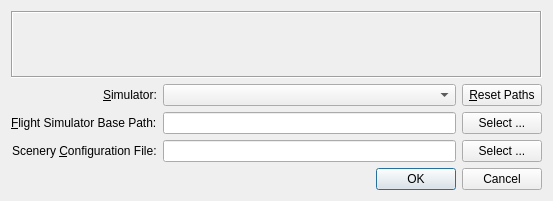
Qt form src/db/databasedialog.ui (albar965/littlenavmap) before a commit.
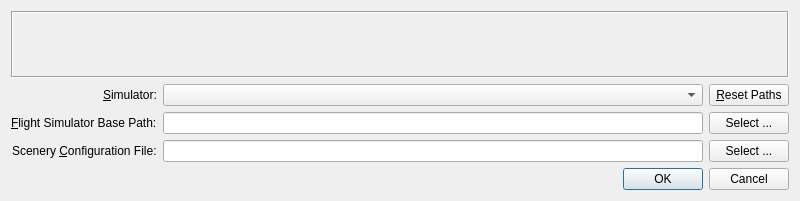
The same form after that commit.

```diff
--- a/src/db/databasedialog.ui
+++ b/src/db/databasedialog.ui
@@ -6,7 +6,7 @@
    <rect>
     <x>0</x>
     <y>0</y>
-    <width>553</width>
+    <width>800</width>
     <height>201</height>
    </rect>
   </property>
```
